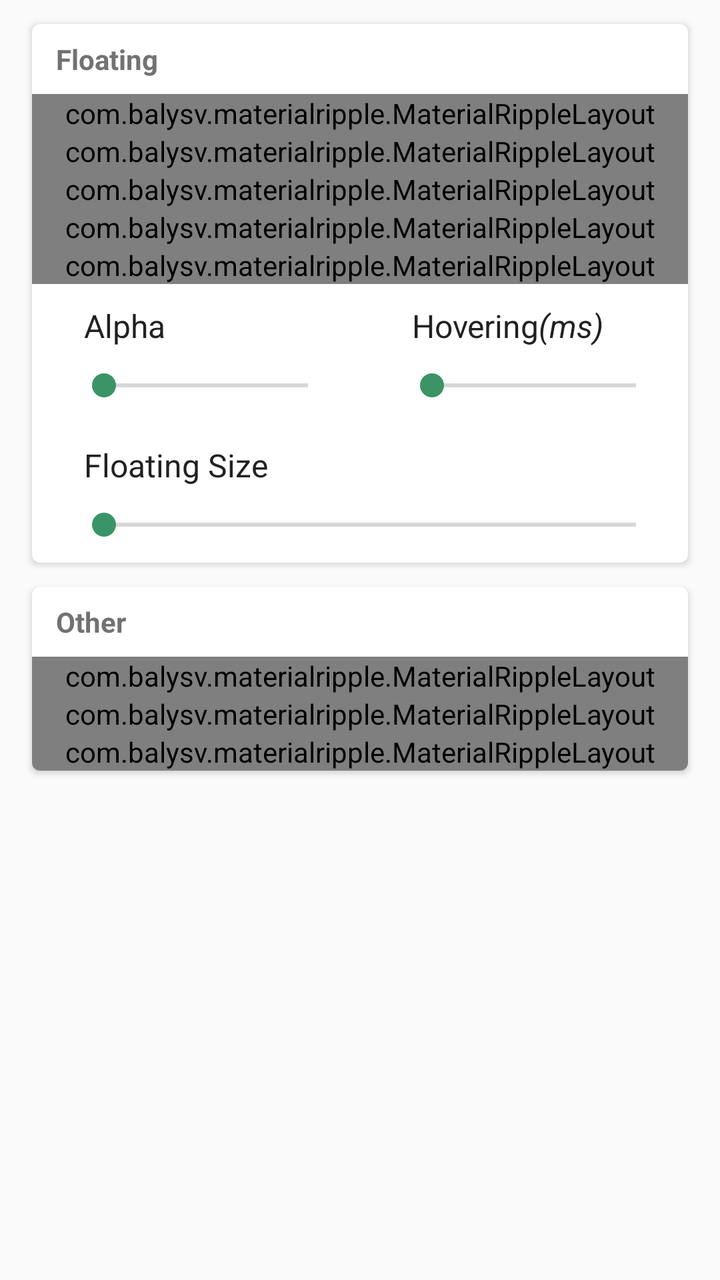
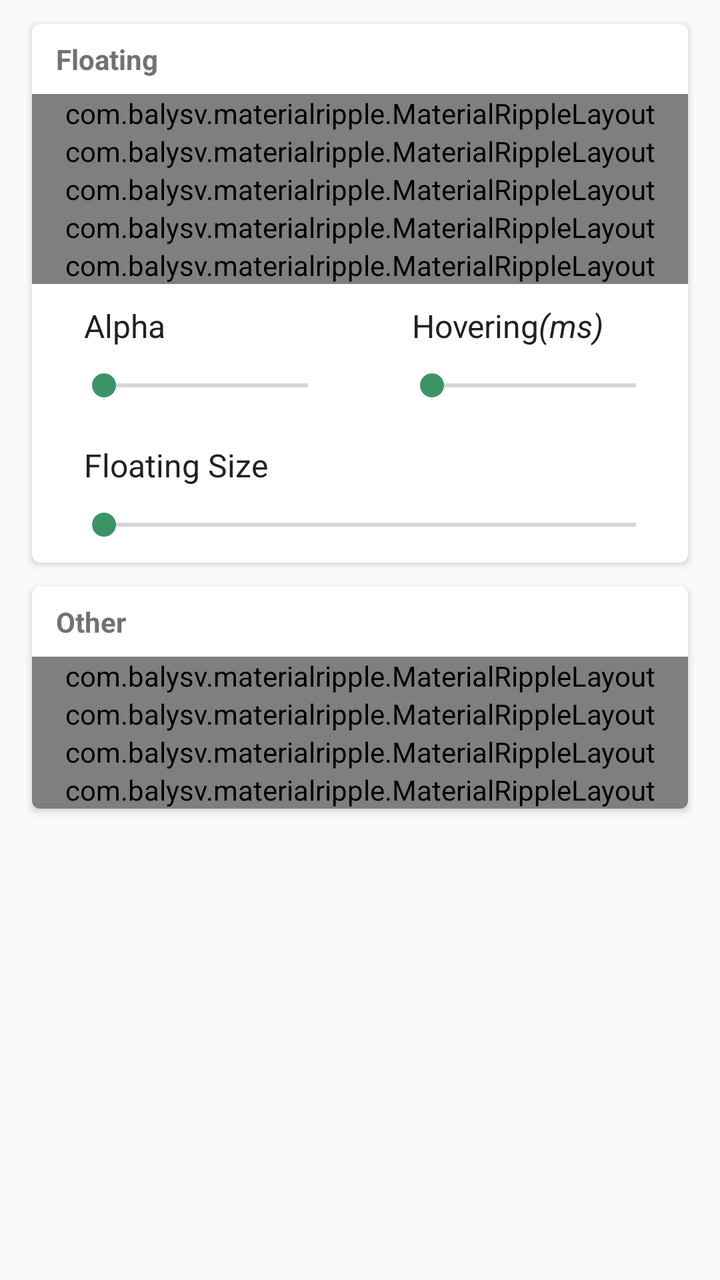

Screens rendered from an Android XML layout before and after an edit, with the pre-edit source and the edit as a unified diff.
<!-- AndroidManifest.xml: application theme AppTheme -->
<!-- res/layout/activity_floating_settings.xml -->
<?xml version="1.0" encoding="utf-8"?>
<ScrollView xmlns:android="http://schemas.android.com/apk/res/android"
    android:layout_width="match_parent"
    android:layout_height="match_parent"
    android:scrollbars="none">

    <LinearLayout xmlns:app="http://schemas.android.com/apk/res-auto"
        android:layout_width="match_parent"
        android:layout_height="wrap_content"
        android:orientation="vertical">

        <androidx.cardview.widget.CardView
            android:layout_width="match_parent"
            android:layout_height="wrap_content"
            android:layout_marginLeft="16dp"
            android:layout_marginTop="12dp"
            android:layout_marginRight="16dp"
            android:elevation="8dp"
            app:cardCornerRadius="4dp">

            <LinearLayout
                android:layout_width="match_parent"
                android:layout_height="match_parent"
                android:orientation="vertical">

                <TextView
                    android:layout_width="match_parent"
                    android:layout_height="wrap_content"
                    android:gravity="left"
                    android:paddingLeft="12dp"
                    android:paddingTop="8dp"
                    android:paddingRight="16dp"
                    android:paddingBottom="8dp"
                    android:text="@string/tv_popup_floating"
                    android:textColor="@color/secondary_text"
                    android:textSize="14sp"
                    android:textStyle="bold" />

                <com.balysv.materialripple.MaterialRippleLayout
                    android:layout_width="match_parent"
                    android:layout_height="match_parent">

                    <androidx.appcompat.widget.SwitchCompat
                        android:id="@+id/switch_float_ball"
                        android:layout_width="match_parent"
                        android:layout_height="wrap_content"
                        android:layout_gravity="center_vertical"
                        android:layout_margin="10dp"
                        android:paddingLeft="16dp"
                        android:text="@string/switch_floating"
                        android:textColor="@color/primary_text"
                        android:textSize="16sp" />

                </com.balysv.materialripple.MaterialRippleLayout>

                <com.balysv.materialripple.MaterialRippleLayout
                    android:layout_width="match_parent"
                    android:layout_height="match_parent">

                    <androidx.appcompat.widget.SwitchCompat
                        android:id="@+id/switch_pin_Floating"
                        android:layout_width="match_parent"
                        android:layout_height="wrap_content"
                        android:layout_gravity="center_vertical"
                        android:layout_margin="10dp"
                        android:paddingLeft="16dp"
                        android:text="@string/switch_pin_floating"
                        android:textColor="@color/primary_text"
                        android:textSize="16sp" />

                </com.balysv.materialripple.MaterialRippleLayout>

                <com.balysv.materialripple.MaterialRippleLayout
                    android:layout_width="match_parent"
                    android:layout_height="match_parent">

                    <androidx.appcompat.widget.SwitchCompat
                        android:id="@+id/switch_Floating_auto_side"
                        android:layout_width="match_parent"
                        android:layout_height="wrap_content"
                        android:layout_gravity="center_vertical"
                        android:layout_margin="10dp"
                        android:paddingLeft="16dp"
                        android:text="@string/switch_floating_auto_side"
                        android:textColor="@color/primary_text"
                        android:textSize="16sp" />

                </com.balysv.materialripple.MaterialRippleLayout>

                <com.balysv.materialripple.MaterialRippleLayout
                    android:layout_width="match_parent"
                    android:layout_height="match_parent">

                    <androidx.appcompat.widget.SwitchCompat
                        android:id="@+id/switch_floating_snip_search_switch"
                        android:maxLines="2"
                        android:minLines="2"
                        android:layout_width="match_parent"
                        android:layout_height="wrap_content"
                        android:layout_gravity="center_vertical"
                        android:layout_margin="10dp"
                        android:paddingLeft="16dp"
                        android:text="@string/switch_floating_snip_search"
                        android:textColor="@color/primary_text"
                        android:textSize="16sp" />
                </com.balysv.materialripple.MaterialRippleLayout>

                <com.balysv.materialripple.MaterialRippleLayout
                    android:layout_width="match_parent"
                    android:layout_height="match_parent">

                    <androidx.appcompat.widget.SwitchCompat
                        android:id="@+id/switch_clear_searched"
                        android:layout_width="match_parent"
                        android:layout_height="wrap_content"
                        android:layout_gravity="center_vertical"
                        android:layout_margin="10dp"
                        android:paddingLeft="16dp"
                        android:text="@string/switch_clear_searched"
                        android:textColor="@color/primary_text"
                        android:textSize="16sp" />
                </com.balysv.materialripple.MaterialRippleLayout>

                <LinearLayout
                    android:layout_width="match_parent"
                    android:layout_height="wrap_content"
                    android:orientation="horizontal">

                    <LinearLayout
                        android:layout_width="0dp"
                        android:layout_height="wrap_content"
                        android:layout_weight="1"
                        android:orientation="vertical">

                        <TextView
                            android:layout_width="match_parent"
                            android:layout_height="wrap_content"
                            android:layout_gravity="center_vertical"
                            android:layout_margin="10dp"
                            android:paddingLeft="16dp"
                            android:text="@string/tv_floating_alpha"
                            android:textColor="@color/primary_text"
                            android:textSize="16sp" />

                        <SeekBar
                            android:id="@+id/sb_floating_alpha"
                            android:layout_width="match_parent"
                            android:layout_height="wrap_content"
                            android:layout_marginLeft="20dp"
                            android:layout_marginRight="10dp"
                            android:paddingLeft="16dp"
                            android:paddingRight="16dp"
                            android:paddingBottom="10dp"
                            android:tooltipText="@string/tv_floating_alpha"
                            android:min="6"
                            android:max="100"
                            android:visibility="visible" />
                    </LinearLayout>

                    <LinearLayout
                        android:layout_width="0dp"
                        android:layout_height="wrap_content"
                        android:layout_weight="1"
                        android:orientation="vertical">

                        <TextView
                            android:layout_width="match_parent"
                            android:layout_height="wrap_content"
                            android:layout_gravity="center_vertical"
                            android:layout_margin="10dp"
                            android:paddingLeft="16dp"
                            android:text="@string/tv_floating_hovering"
                            android:textColor="@color/primary_text"
                            android:textSize="16sp" />

                        <SeekBar
                            android:id="@+id/sb_floating_hovering"
                            android:layout_width="match_parent"
                            android:layout_height="wrap_content"
                            android:layout_marginLeft="20dp"
                            android:layout_marginRight="10dp"
                            android:paddingLeft="16dp"
                            android:paddingRight="16dp"
                            android:paddingBottom="10dp"
                            android:tooltipText="@string/tv_floating_hovering"
                            android:visibility="visible" />
                    </LinearLayout>
                </LinearLayout>

                <LinearLayout
                    android:layout_width="match_parent"
                    android:layout_height="wrap_content"
                    android:orientation="horizontal">

                    <LinearLayout
                        android:layout_width="0dp"
                        android:layout_height="wrap_content"
                        android:layout_weight="1"
                        android:orientation="vertical">

                        <TextView
                            android:layout_width="match_parent"
                            android:layout_height="wrap_content"
                            android:layout_gravity="center_vertical"
                            android:layout_margin="10dp"
                            android:paddingLeft="16dp"
                            android:text="@string/tv_floating_size"
                            android:textColor="@color/primary_text"
                            android:textSize="16sp" />

                        <SeekBar
                            android:id="@+id/sb_floating_size"
                            android:layout_width="match_parent"
                            android:layout_height="wrap_content"
                            android:layout_marginLeft="20dp"
                            android:layout_marginRight="10dp"
                            android:paddingLeft="16dp"
                            android:paddingRight="16dp"
                            android:paddingBottom="10dp"
                            android:min="20"
                            android:max="100"
                            android:tooltipText="@string/tv_floating_size"
                            android:visibility="visible" />
                    </LinearLayout>
                </LinearLayout>
            </LinearLayout>

        </androidx.cardview.widget.CardView>



































































































        <androidx.cardview.widget.CardView
            android:layout_width="match_parent"
            android:layout_height="wrap_content"
            android:layout_marginLeft="16dp"
            android:layout_marginTop="12dp"
            android:layout_marginRight="16dp"
            android:elevation="8dp"
            app:cardCornerRadius="4dp">

            <LinearLayout
                android:layout_width="match_parent"
                android:layout_height="match_parent"
                android:orientation="vertical">

                <TextView
                    android:layout_width="match_parent"
                    android:layout_height="wrap_content"
                    android:gravity="left"
                    android:paddingLeft="12dp"
                    android:paddingTop="8dp"
                    android:paddingRight="16dp"
                    android:paddingBottom="8dp"
                    android:text="@string/tv_other"
                    android:textColor="@color/secondary_text"
                    android:textSize="14sp"
                    android:textStyle="bold" />

                <com.balysv.materialripple.MaterialRippleLayout
                    android:layout_width="match_parent"
                    android:layout_height="match_parent">

                    <TextView
                        android:id="@+id/tv_kill_battery"
                        android:layout_width="match_parent"
                        android:layout_height="wrap_content"
                        android:layout_gravity="center_vertical"
                        android:layout_margin="10dp"
                        android:paddingLeft="16dp"
                        android:text="@string/tv_kill_battery"
                        android:textColor="@color/primary_text"
                        android:textSize="16sp" />

                </com.balysv.materialripple.MaterialRippleLayout>

                <com.balysv.materialripple.MaterialRippleLayout
                    android:layout_width="match_parent"
                    android:layout_height="match_parent">

                    <TextView
                        android:id="@+id/tv_open_float_ball_overlays"
                        android:layout_width="match_parent"
                        android:layout_height="wrap_content"
                        android:layout_gravity="center_vertical"
                        android:layout_margin="10dp"
                        android:paddingLeft="16dp"
                        android:text="@string/tv_open_overlays"
                        android:textColor="@color/primary_text"
                        android:textSize="16sp" />

                </com.balysv.materialripple.MaterialRippleLayout>

                <com.balysv.materialripple.MaterialRippleLayout
                    android:layout_width="match_parent"
                    android:layout_height="match_parent">

                    <TextView
                        android:id="@+id/tv_open_float_ball_accessibility"
                        android:layout_width="match_parent"
                        android:layout_height="wrap_content"
                        android:layout_gravity="center_vertical"
                        android:layout_margin="10dp"
                        android:paddingLeft="16dp"
                        android:text="@string/tv_open_accessibility"
                        android:textColor="@color/primary_text"
                        android:textSize="16sp" />

                </com.balysv.materialripple.MaterialRippleLayout>

            </LinearLayout>
        </androidx.cardview.widget.CardView>

        <androidx.cardview.widget.CardView
            android:layout_width="match_parent"
            android:layout_height="wrap_content"
            android:layout_marginLeft="16dp"
            android:layout_marginRight="16dp"
            android:layout_marginTop="12dp"
            android:elevation="8dp"
            app:cardCornerRadius="4dp">

            <LinearLayout
                android:layout_width="match_parent"
                android:layout_height="match_parent"
                android:orientation="vertical">

            </LinearLayout>
        </androidx.cardview.widget.CardView>

    </LinearLayout>

</ScrollView>
<!-- resources referenced by this layout -->
<resources>
  <color name="primary_text">#212121</color>
  <color name="secondary_text">#727272</color>
  <string name="switch_clear_searched">Clear copied text after Search</string>
  <string name="switch_floating">Open the floating Ball</string>
  <string name="switch_floating_auto_side">Auto side</string>
  <string name="switch_floating_snip_search">Snip/Search switch</string>
  <string name="switch_pin_floating">Pin-up📌</string>
  <string name="tv_floating_alpha">Alpha</string>
  <string name="tv_floating_hovering">Hovering<i>(ms)</i></string>
  <string name="tv_floating_size">Floating Size</string>
  <string name="tv_kill_battery">Kill Battery</string>
  <string name="tv_open_accessibility">Accessibility service</string>
  <string name="tv_open_overlays">Overlays Permission</string>
  <string name="tv_other">Other</string>
  <string name="tv_popup_floating">Floating</string>
  <style name="AppTheme" parent="Theme.MaterialComponents.Light.DarkActionBar.Bridge">
      
          <item name="colorPrimary">@color/colorPrimary</item>
          <item name="colorPrimaryDark">@color/colorPrimaryDark</item>
          <item name="colorAccent">@color/colorAccent</item>
          <item name="color_footer_background">@color/footer_background</item>
          <item name="color_footer_pressed">@color/footer_pressed</item>
          <item name="android:forceDarkAllowed" tools:targetApi="q">true</item>
      </style>
  <color name="colorPrimary">#227D51</color>
  <color name="colorPrimaryDark">#2D6D4B</color>
  <color name="colorAccent">#3B9465</color>
  <color name="footer_background">#E0E0E0</color>
  <color name="footer_pressed">#4f8069</color>
</resources>

<!-- the commit's change to res/layout/activity_floating_settings.xml (unified diff, before → after) -->
@@ -403,6 +403,37 @@
 
                 </com.balysv.materialripple.MaterialRippleLayout>
 
+                <com.balysv.materialripple.MaterialRippleLayout
+                    android:layout_width="match_parent"
+                    android:layout_height="match_parent">
+                    <LinearLayout
+                        android:layout_width="match_parent"
+                        android:layout_height="match_parent"
+                        android:orientation="vertical">
+                        <TextView
+                            android:layout_width="match_parent"
+                            android:layout_height="wrap_content"
+                            android:layout_gravity="center_vertical"
+                            android:layout_margin="10dp"
+                            android:paddingLeft="16dp"
+                            android:text="@string/tv_accessibility_package_name"
+                            android:textColor="@color/primary_text"
+                            android:textSize="16sp" />
+
+                        <EditText
+                            android:id="@+id/edittext_package_names"
+                            android:layout_width="match_parent"
+                            android:layout_height="wrap_content"
+                            android:layout_marginLeft="10dp"
+                            android:layout_marginRight="10dp"
+                            android:layout_marginBottom="8dp"
+                            android:background="@drawable/edit_background"
+                            android:overScrollMode="ifContentScrolls"
+                            android:gravity="top"
+                            android:inputType="text|textCapSentences|textNoSuggestions|textMultiLine"
+                            android:minLines="6" />
+                    </LinearLayout>
+                </com.balysv.materialripple.MaterialRippleLayout>
             </LinearLayout>
         </androidx.cardview.widget.CardView>
 
<!-- resource entries referenced after the edit -->
@@ -2,11 +2,25 @@
 <resources>
   <color name="primary_text">#212121</color>
   <color name="secondary_text">#727272</color>
+  <!-- drawable edit_background (drawable) -->
+  <?xml version="1.0" encoding="utf-8"?>
+  <layer-list xmlns:android="http://schemas.android.com/apk/res/android">
+  
+  <item>
+      <shape
+          android:shape="rectangle">
+          <solid android:color="#efefef"/>
+          <corners android:radius="5dp"/>
+          <padding android:left="6dp" android:right="6dp" android:top="2dp" android:bottom="2dp"/>
+      </shape>
+  </item>
+  </layer-list>
   <string name="switch_clear_searched">Clear copied text after Search</string>
   <string name="switch_floating">Open the floating Ball</string>
   <string name="switch_floating_auto_side">Auto side</string>
   <string name="switch_floating_snip_search">Snip/Search switch</string>
   <string name="switch_pin_floating">Pin-up📌</string>
+  <string name="tv_accessibility_package_name">Package name</string>
   <string name="tv_floating_alpha">Alpha</string>
   <string name="tv_floating_hovering">Hovering<i>(ms)</i></string>
   <string name="tv_floating_size">Floating Size</string>
